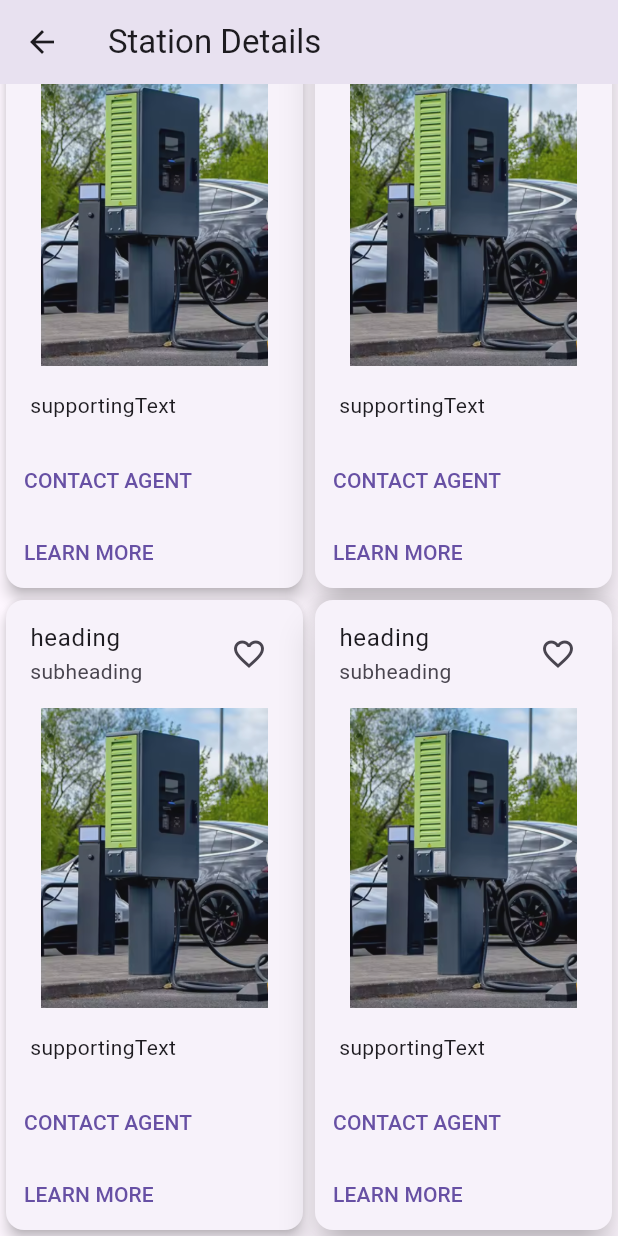
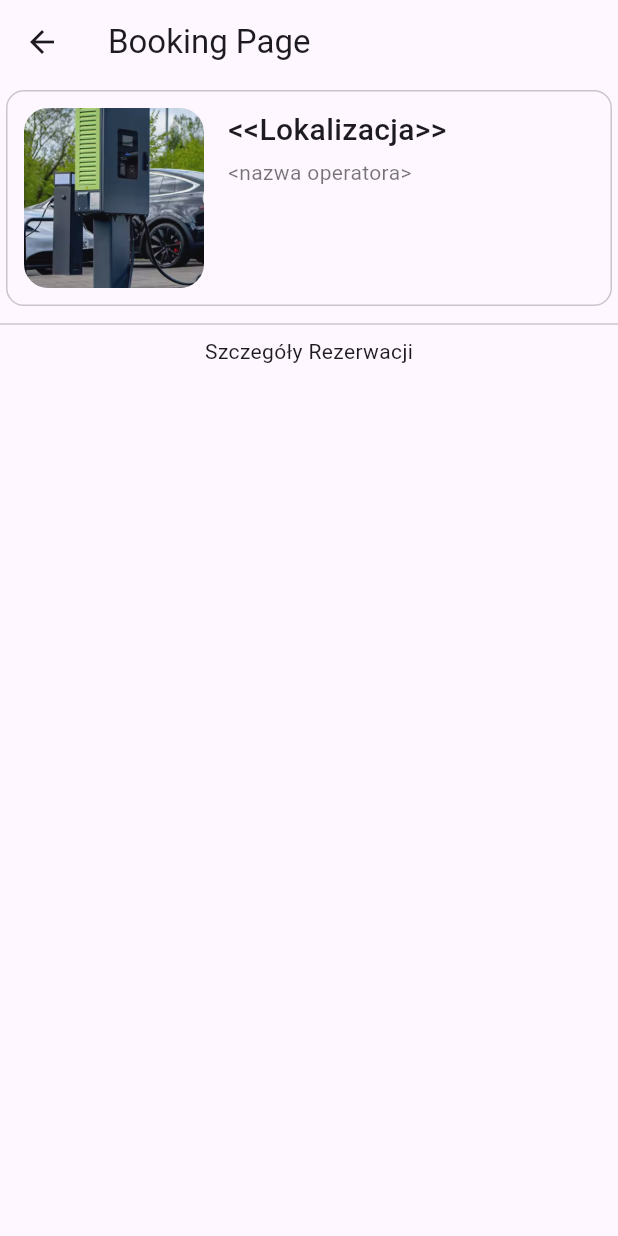
Before and after one commit to wpaczesniak/cargador, a Flutter app: the StationDetails screen opened directly, scrolled down 516 dp, after a tap on "CONTACT AGENT", on a phone screen of 412 x 824 dp. Run offline on Flutter 3.47's test engine with Material 3 defaults, Android fonts, the phone set to English and light mode, and no system bars.

Commit message:
add booking load time

```diff
--- a/lib/pages/booking_page.dart
+++ b/lib/pages/booking_page.dart
@@ -1,92 +1,58 @@
 import 'package:flutter/material.dart';
 
-class MyBookings extends StatelessWidget {
-  const MyBookings({super.key});
+class BookingPage extends StatelessWidget {
+  const BookingPage({super.key});
 
   @override
   Widget build(BuildContext context) {
     return Scaffold(
-      appBar: AppBar(title: const Text('My Bookings')),
+      appBar: AppBar(title: const Text('Booking Page')),
       body: Column(
         children: [
-          Card(
-            elevation: 4.0,
-            child: Column(
+          Card.outlined(
+              child: Padding(
+                padding: const EdgeInsets.all(12),
+                child: Row(
+                  crossAxisAlignment: CrossAxisAlignment.start,
                   children: [
-                ListTile(
-                  title: Text('heading'),
-                  subtitle: Text('subheading'),
-                  trailing: Icon(Icons.favorite_outline),
-                ),
-                SizedBox(
-                  height: 200.0,
-                  child: Ink.image(
-                    image: AssetImage('images/ladowarka.png'),
+                    ClipRRect(
+                      borderRadius: BorderRadius.circular(16),
+                      child: Image.asset(
+                        'images/ladowarka.png',
+                        width: 120,
+                        height: 120,
                         fit: BoxFit.cover,
                       ),
                     ),
-                Column(
-                  children: [Text('supporting text'), Text('supporting text')],
-                ),
-                OverflowBar(
+                    const SizedBox(width: 16),
+                    const Expanded(
+                      child: Column(
+                        crossAxisAlignment: CrossAxisAlignment.start,
                         children: [
-                    TextButton(
-                      child: const Text('CONTACT AGENT'),
-                      onPressed: () {
-                        /* ... */
-                      },
-                    ),
-                    TextButton(
-                      child: const Text('LEARN MORE'),
-                      onPressed: () {
-                        /* ... */
-                      },
-                    ),
-                  ],
-                ),
-              ],
+                          Text(
+                            '<<Lokalizacja>>',
+                            style: TextStyle(
+                              fontSize: 20,
+                              fontWeight: FontWeight.w500,
                             ),
                           ),
-          Card(
-            elevation: 4.0,
-            child: Column(
-              children: [
-                ListTile(
-                  title: Text('heading'),
-                  subtitle: Text('subheading'),
-                  trailing: Icon(Icons.favorite_outline),
-                ),
-                SizedBox(
-                  height: 200.0,
-                  child: Ink.image(
-                    image: AssetImage('images/ladowarka.png'),
-                    fit: BoxFit.cover,
-                  ),
-                ),
-                Column(
-                  children: [Text('supporting text'), Text('supporting text')],
-                ),
-                OverflowBar(
-                  children: [
-                    TextButton(
-                      child: const Text('CONTACT AGENT'),
-                      onPressed: () {
-                        /* ... */
-                      },
-                    ),
-                    TextButton(
-                      child: const Text('LEARN MORE'),
-                      onPressed: () {
-                        /* ... */
-                      },
-                    ),
-                  ],
+                          SizedBox(height: 4),
+                          Text(
+                            '<nazwa operatora>',
+                            style: TextStyle(fontSize: 14, color: Colors.black54),
                           ),
                         ],
                       ),
                     ),
                   ],
                 ),
+              ),
+            ),
+          Divider(),
+          Text('Szczegóły Rezerwacji'),
+
+        ],
+      )
     );
   }
 }
--- a/lib/pages/station_details_page.dart
+++ b/lib/pages/station_details_page.dart
@@ -1,3 +1,4 @@
+import 'package:cargador/pages/booking_page.dart';
 import 'package:flutter/material.dart';
 
 class StationDetails extends StatelessWidget {
@@ -40,10 +41,7 @@ class StationDetails extends StatelessWidget {
                           SizedBox(height: 4),
                           Text(
                             '<nazwa operatora>',
-                            style: TextStyle(
-                              fontSize: 14,
-                              color: Colors.black54,
-                            ),
+                            style: TextStyle(fontSize: 14, color: Colors.black54),
                           ),
                         ],
                       ),
@@ -127,10 +125,7 @@ class StationDetails extends StatelessWidget {
                         ),
                         SizedBox(
                           height: 200.0,
-                          child: Image(
-                            image: AssetImage('images/ladowarka.png'),
-                            fit: BoxFit.cover,
-                          ),
+                          child: Image(image: AssetImage('images/ladowarka.png'), fit: BoxFit.cover)
                         ),
                         Container(
                           padding: EdgeInsets.all(16.0),
@@ -141,9 +136,12 @@ class StationDetails extends StatelessWidget {
                           children: [
                             TextButton(
                               child: const Text('CONTACT AGENT'),
-                              onPressed: () {
+                              onPressed:() => {
+                                Navigator.push(context, MaterialPageRoute(builder: (context) => BookingPage())),
+                                 /* ... */
+                              },
                                 /* ... */
-                              },
+
                             ),
                             TextButton(
                               child: const Text('LEARN MORE'),
@@ -169,10 +167,7 @@ class StationDetails extends StatelessWidget {
                         ),
                         SizedBox(
                           height: 200.0,
-                          child: Image(
-                            image: AssetImage('images/ladowarka.png'),
-                            fit: BoxFit.cover,
-                          ),
+                          child: Image(image: AssetImage('images/ladowarka.png'), fit: BoxFit.cover)
                         ),
                         Container(
                           padding: EdgeInsets.all(16.0),
@@ -215,10 +210,7 @@ class StationDetails extends StatelessWidget {
                         ),
                         SizedBox(
                           height: 200.0,
-                          child: Image(
-                            image: AssetImage('images/ladowarka.png'),
-                            fit: BoxFit.cover,
-                          ),
+                          child: Image(image: AssetImage('images/ladowarka.png'), fit: BoxFit.cover)
                         ),
                         Container(
                           padding: EdgeInsets.all(16.0),
@@ -257,10 +249,7 @@ class StationDetails extends StatelessWidget {
                         ),
                         SizedBox(
                           height: 200.0,
-                          child: Image(
-                            image: AssetImage('images/ladowarka.png'),
-                            fit: BoxFit.cover,
-                          ),
+                          child: Image(image: AssetImage('images/ladowarka.png'), fit: BoxFit.cover)
                         ),
                         Container(
                           padding: EdgeInsets.all(16.0),
```
Also changed, not shown: lib/pages/history_booking_page.dart (added, +92 -0 lines), lib/pages/settings_page.dart (+4 -4 lines). Lines whose indentation alone changed are shown as unchanged.
